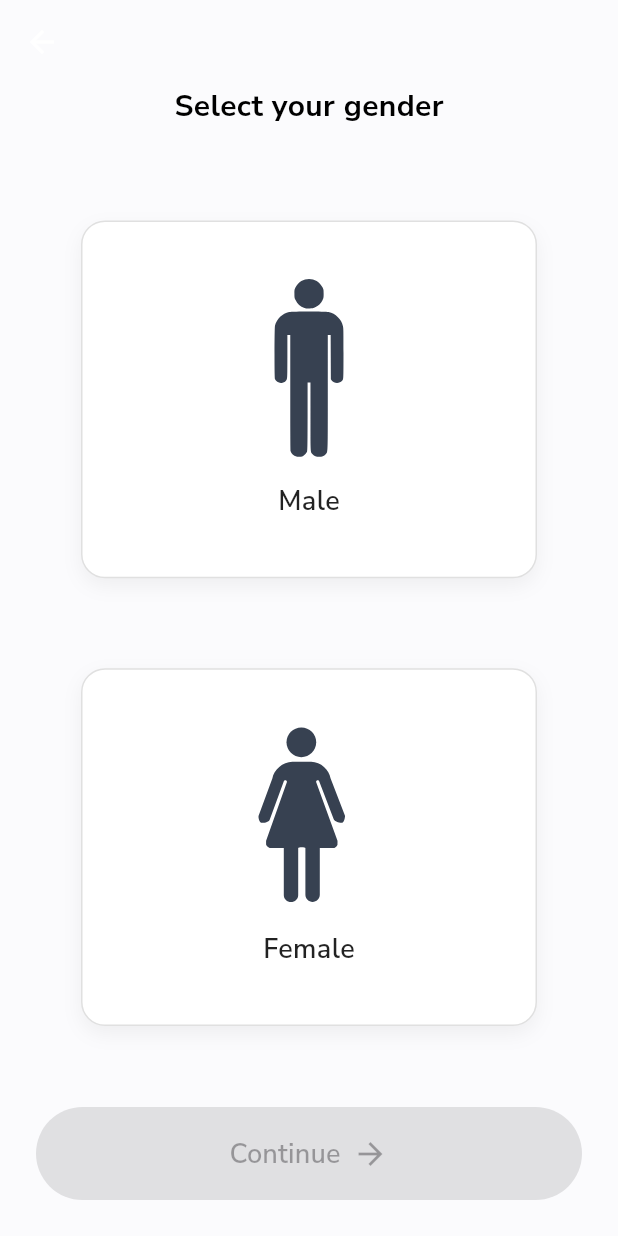
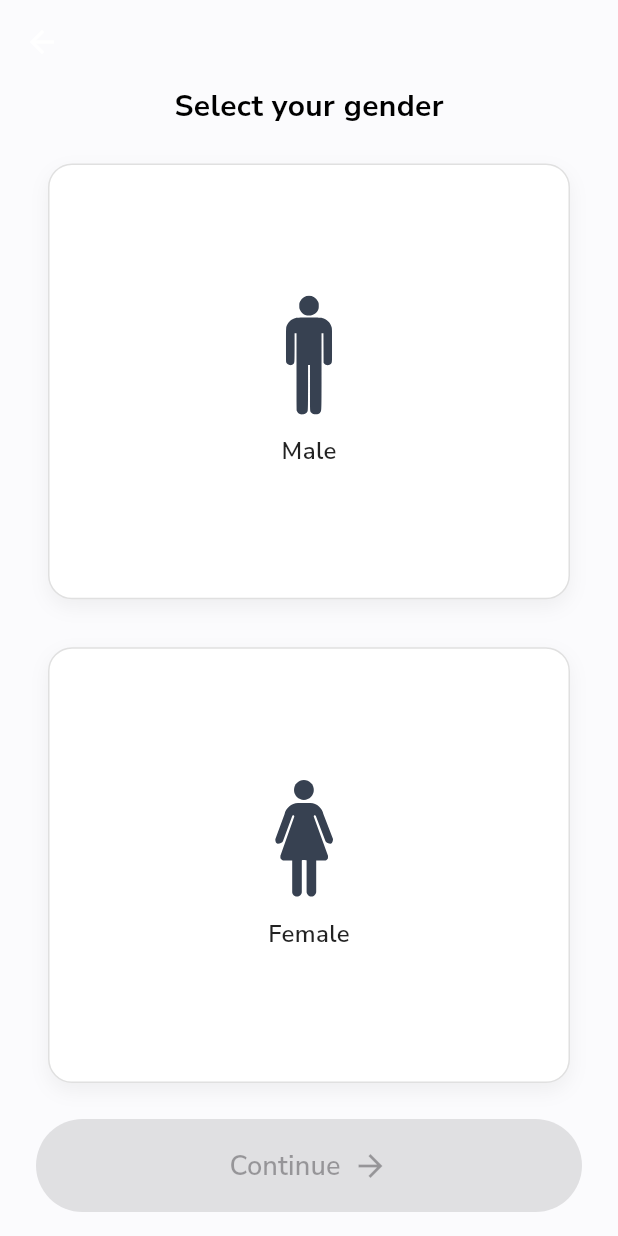
Before and after one commit to flashBombHack/Sizemet_App, a Flutter app: the GenderSelectionScreen screen opened directly with empty values, on a phone screen of 412 x 824 dp. Run offline on Flutter 3.47's test engine with Material 3 defaults, Android fonts, the phone set to English and light mode, and no system bars; our stand-ins replace firebase_auth, firebase_core, flutter_svg, google_fonts, google_sign_in, shared_preferences and 1 more; accounts and stored records are empty.

Commit message:
Update for screens renderflex

```diff
--- a/lib/screens/onboarding_steps/gender_selection_screen.dart
+++ b/lib/screens/onboarding_steps/gender_selection_screen.dart
@@ -72,8 +72,7 @@ class _GenderSelectionScreenState extends State<GenderSelectionScreen> {
                 crossAxisAlignment: CrossAxisAlignment.center,
                 children: [
                   const SizedBox(height: 0),
-                  Flexible(
-                    child: Text(
+                  Text(
                     'Select your gender',
                     style: GoogleFonts.nunitoSans(
                       fontSize: 20,
@@ -81,11 +80,10 @@ class _GenderSelectionScreenState extends State<GenderSelectionScreen> {
                       color: Colors.black,
                     ),
                   ),
-                  ),
                 ],
               ),
             ),
-            const SizedBox(height: 32),
+            const SizedBox(height: 16), // Reduced from 32
             Expanded(
               child: Padding(
                 padding: const EdgeInsets.symmetric(horizontal: 24.0),
@@ -99,7 +97,7 @@ class _GenderSelectionScreenState extends State<GenderSelectionScreen> {
                       'assets/images/onboarding_steps/male_icon.svg',
                       'male',
                     ),
-                    const SizedBox(height: 0),
+                    const SizedBox(height: 16), // Reduced spacing
                     _buildGenderOption(
                       context,
                       'Female',
@@ -111,7 +109,7 @@ class _GenderSelectionScreenState extends State<GenderSelectionScreen> {
               ),
             ),
             Padding(
-              padding: const EdgeInsets.symmetric(horizontal: 24.0, vertical: 24.0),
+              padding: const EdgeInsets.symmetric(horizontal: 24.0, vertical: 16.0), // Reduced vertical padding
               child: SizedBox(
                 width: double.infinity,
                 child: ElevatedButton(
@@ -127,11 +125,9 @@ class _GenderSelectionScreenState extends State<GenderSelectionScreen> {
                   child: Row(
                     mainAxisAlignment: MainAxisAlignment.center,
                     children: [
-                      Flexible(
-                        child: Text(
+                      Text(
                         'Continue',
                         style: GoogleFonts.nunitoSans(fontSize: 18, fontWeight: FontWeight.w600),
-                        ),
                       ),
                       const SizedBox(width: 8),
                       const Icon(Icons.arrow_forward, size: 24),
@@ -148,12 +144,12 @@ class _GenderSelectionScreenState extends State<GenderSelectionScreen> {
 
   Widget _buildGenderOption(BuildContext context, String title, String iconPath, String value) {
     final bool isSelected = _selectedGender == value;
-    return Expanded(
+    return Flexible( // Changed from Expanded to Flexible
       child: GestureDetector(
         onTap: () => _handleGenderSelection(value),
         child: Container(
-          margin: const EdgeInsets.symmetric(vertical: 30, horizontal: 30),
-          padding: const EdgeInsets.symmetric(vertical: 24),
+          margin: const EdgeInsets.symmetric(vertical: 8, horizontal: 8), // Reduced margins
+          padding: const EdgeInsets.symmetric(vertical: 16), // Reduced padding
           decoration: BoxDecoration(
             color: isSelected ? const Color(0xFF2323FF).withOpacity(0.1) : Colors.white,
             borderRadius: BorderRadius.circular(16),
@@ -174,22 +170,20 @@ class _GenderSelectionScreenState extends State<GenderSelectionScreen> {
             children: [
               SvgPicture.asset(
                 iconPath,
-                width: 120, // Larger icon size
-                height: 120,
+                width: 80, // Reduced icon size
+                height: 80,
                 colorFilter: ColorFilter.mode(
                   isSelected ? const Color(0xFF2323FF) : const Color(0xFF374151),
                   BlendMode.srcIn,
                 ),
               ),
-              const SizedBox(height: 16),
-              Flexible(
-                child: Text(
+              const SizedBox(height: 12), // Reduced spacing
+              Text(
                 title,
                 style: GoogleFonts.nunitoSans(
-                    fontSize: 18,
+                  fontSize: 16, // Reduced font size
                   fontWeight: FontWeight.w600,
                   color: isSelected ? const Color(0xFF2323FF) : Colors.black87,
-                  ),
                 ),
               ),
             ],
```
Also changed, not shown: lib/screens/auth/sign_in_screen.dart (+12 -28 lines), lib/screens/auth/sign_up_screen.dart (+16 -32 lines), lib/screens/onboarding/onboarding_result_screen.dart (+9 -9 lines), lib/screens/onboarding_steps/clothing_guidelines_screen.dart (+4 -12 lines), lib/screens/onboarding_steps/color_guidelines_screen.dart (+4 -12 lines), lib/screens/onboarding_steps/lighting_guidelines_screen.dart (+4 -12 lines), lib/screens/onboarding_steps/positioning_guidance_screen.dart (+1 -7 lines), lib/screens/onboarding_steps/scanning_method_screen.dart (+4 -12 lines). Lines whose indentation alone changed are shown as unchanged.
